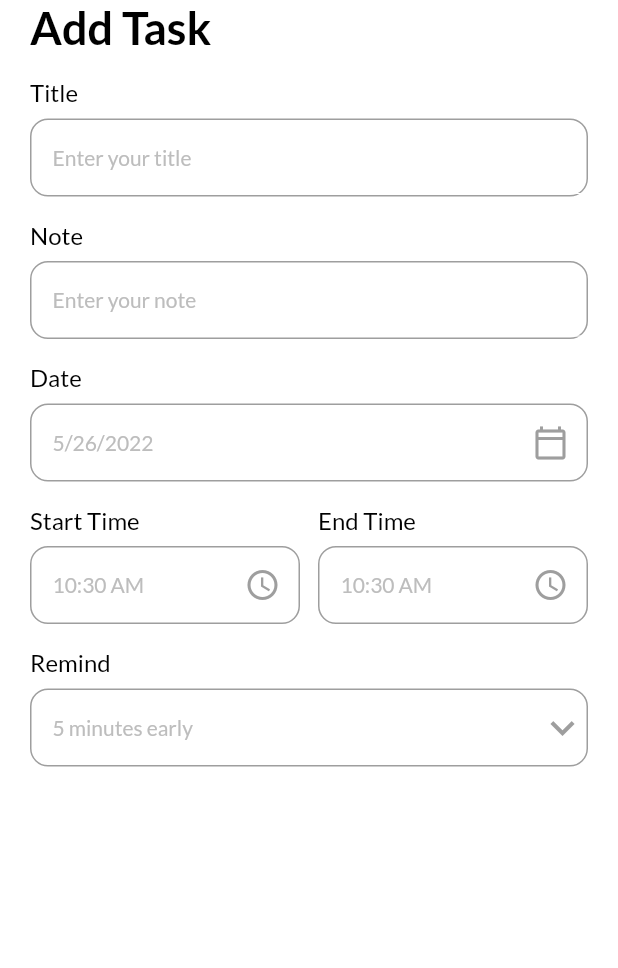
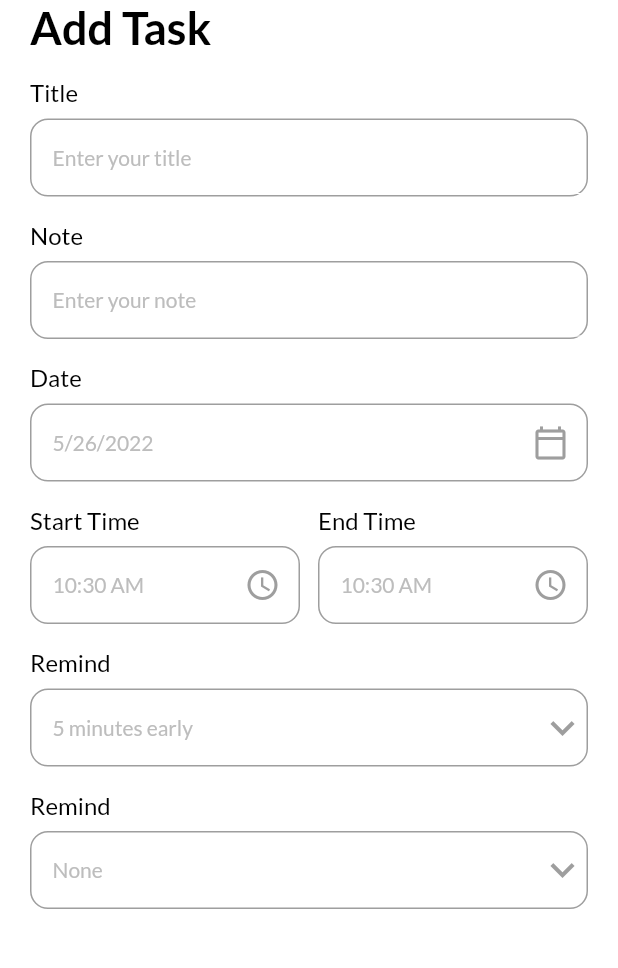
Before and after one commit to haikallf/flutter-todoapp, a Flutter app: the AddTaskPage screen opened directly, on a phone screen of 412 x 824 dp, the part 84-1052 px from its top. Run offline on Flutter 3.47's test engine with Material 2 defaults, Android fonts, the phone set to English and light mode, and no system bars; our stand-ins replace date_picker_timeline, flutter_local_notifications, get, get_storage, google_fonts, timezone; accounts and stored records are empty.

Commit message:
add remind logic

```diff
--- a/lib/ui/add_task_bar.dart
+++ b/lib/ui/add_task_bar.dart
@@ -21,6 +21,13 @@ class _AddTaskPageState extends State<AddTaskPage> {
     10,
     15,
     20
+  ];
+  String _selectedRepeat = "None";
+  List<String> repeatList = [
+    "None",
+    "Daily",
+    "Weekly",
+    "Monthly"
   ];
 
   @override
@@ -82,6 +89,25 @@ class _AddTaskPageState extends State<AddTaskPage> {
                 onChanged: (String? newValue) {
                   setState(() {
                     _selectedRemind = int.parse(newValue!);
+                  });
+                },
+              ),),
+              MyInputField(title: "Remind", hint: _selectedRepeat, widget: DropdownButton(
+                icon: Icon(Icons.keyboard_arrow_down, color: Colors.grey),
+                iconSize: 32,
+                elevation: 4,
+                style: subTitleStyle,
+                underline: Container(height: 0),
+                items: repeatList.map<DropdownMenuItem<String>>((String value) {
+                  return DropdownMenuItem<String>(
+                    value: value,
+                    child: Text(value, style: TextStyle(color: Colors.grey)),
+                  );
+                }
+                ).toList(),
+                onChanged: (String? newValue) {
+                  setState(() {
+                    _selectedRepeat = newValue!;
                   });
                 },
               ),)
```
